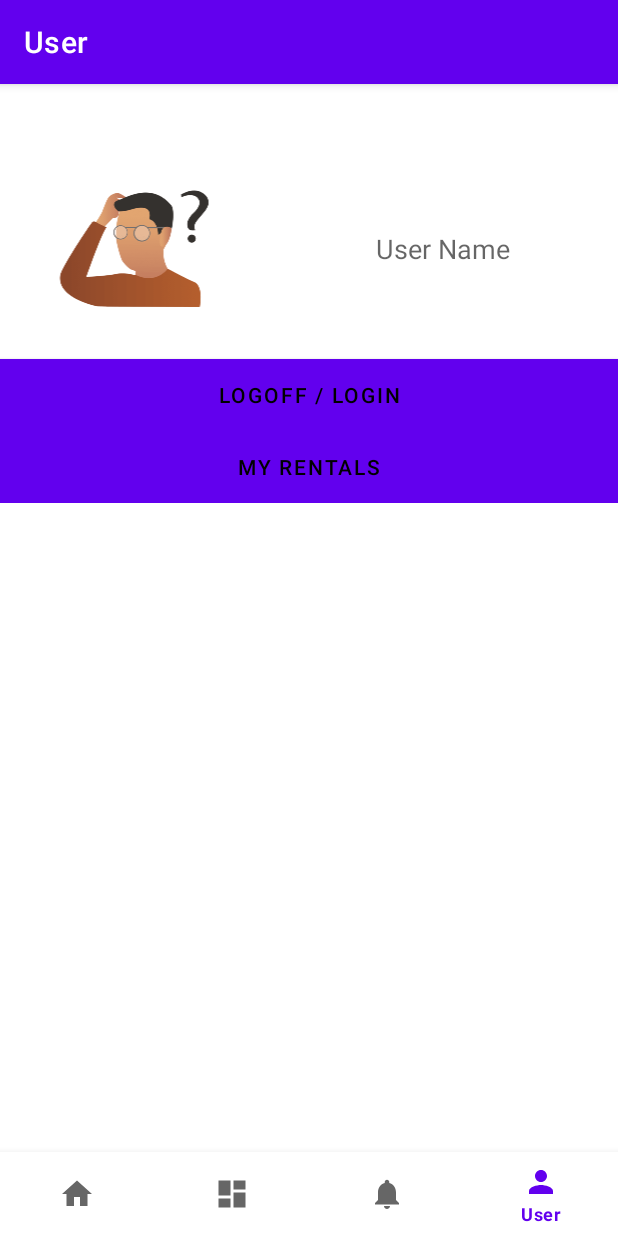
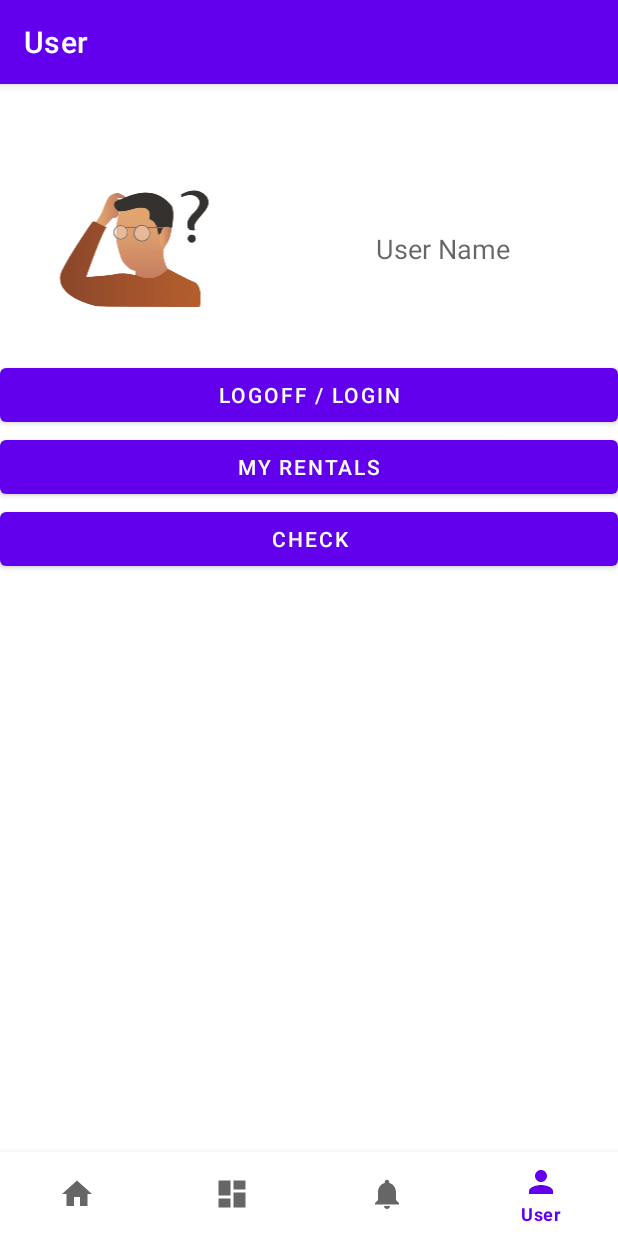
Before and after one commit to TommyLui/COMP4097-EstateRentalApp-Kotlin, an Android app: the screen it shows after launch (MainActivity), item 4 of the bottom bar chosen, on a phone screen of 412 x 824 dp. Run offline under Robolectric (Android 15) with nearby library versions, the phone set to English and light mode, and no system bars; our stand-ins replace navigation-ui.

Commit message:
login draft1

```diff
--- a/app/src/main/java/edu/hkbu/comp/comp4097/estaterentalapp/loginActivity.kt
+++ b/app/src/main/java/edu/hkbu/comp/comp4097/estaterentalapp/loginActivity.kt
@@ -1,18 +1,13 @@
 package edu.hkbu.comp.comp4097.estaterentalapp
 
+import android.content.Context
 import android.os.Bundle
-import android.util.Log
 import android.widget.EditText
+import android.widget.Toast
 import androidx.appcompat.app.AppCompatActivity
-import androidx.recyclerview.widget.RecyclerView
-import com.google.gson.Gson
-import com.google.gson.reflect.TypeToken
-import edu.hkbu.comp.comp4097.estaterentalapp.data.Houses
-import edu.hkbu.comp.comp4097.estaterentalapp.ui.Houses.HousesListRecyclerViewAdapter
+import androidx.fragment.app.Fragment
+import androidx.fragment.app.FragmentTransaction
 import kotlinx.android.synthetic.main.layout_login_page.*
-import kotlinx.coroutines.CoroutineScope
-import kotlinx.coroutines.Dispatchers
-import kotlinx.coroutines.launch
 
 
 class loginActivity : AppCompatActivity() {
@@ -27,10 +22,31 @@ class loginActivity : AppCompatActivity() {
             var passwordetext = findViewById(R.id.passwordetext) as EditText
 //            Toast.makeText(this, passwordetext.text, Toast.LENGTH_SHORT).show()
 
+            var sharedPreferences = getSharedPreferences("loginInfo", Context.MODE_PRIVATE)
 
+            sharedPreferences.edit()
+                .putString("account", loginetext.text.toString())
+                .putString("password", passwordetext.text.toString())
+                .putString("loginState", "logout")
+//                .putString("loginState", "login")
+                .apply()
+
+            Toast.makeText(this, (sharedPreferences.getString("account", "")), Toast.LENGTH_SHORT).show()
+//            Toast.makeText(this, (sharedPreferences.getString("password", "")), Toast.LENGTH_SHORT).show()
+//            Toast.makeText(this, (sharedPreferences.getString("loginState", "")), Toast.LENGTH_SHORT).show()
+
+//            Fragment currentFragment = getActivity().getFragmentManager().findFragmentById(R.id.fragment_container);
+//            if (currentFragment instanceof "NAME OF YOUR FRAGMENT CLASS") {
+//                FragmentTransaction fragTransaction =   (getActivity()).getFragmentManager().beginTransaction();
+//                fragTransaction.detach(currentFragment);
+//                fragTransaction.attach(currentFragment);
+//                fragTransaction.commit();}
+//              }
 
         }
     }
 
 
+
+
 }
--- a/app/src/main/java/edu/hkbu/comp/comp4097/estaterentalapp/userFragment.kt
+++ b/app/src/main/java/edu/hkbu/comp/comp4097/estaterentalapp/userFragment.kt
@@ -1,17 +1,18 @@
 package edu.hkbu.comp.comp4097.estaterentalapp
 
+import android.content.Context
 import android.content.Intent
+import android.os.Build
 import android.os.Bundle
-import android.util.Log
-import androidx.fragment.app.Fragment
 import android.view.LayoutInflater
 import android.view.View
 import android.view.ViewGroup
 import android.widget.Toast
-import android.widget.Toast.LENGTH_LONG
-import kotlinx.android.synthetic.main.layout_user_function.*
+import androidx.fragment.app.Fragment
+import androidx.fragment.app.FragmentTransaction
+import kotlinx.android.synthetic.main.layout_login_page.view.*
 import kotlinx.android.synthetic.main.layout_user_function.view.*
-import kotlin.math.log
+
 
 // TODO: Rename parameter arguments, choose names that match
 // the fragment initialization parameters, e.g. ARG_ITEM_NUMBER
@@ -31,21 +32,48 @@ class userFragment : Fragment() {
 
     }
 
-    lateinit var mView: View
+    lateinit var myView: View
+
     override fun onCreateView(
         inflater: LayoutInflater, container: ViewGroup?,
         savedInstanceState: Bundle?
     ): View? {
-        mView=inflater.inflate(R.layout.layout_user_function,container,false)
+        myView = inflater.inflate(R.layout.layout_user_function, container, false)
 
-        mView.loginPageBtn.setOnClickListener {
-//            Toast.makeText(activity, "You clicked me.", Toast.LENGTH_SHORT).show()
-//            val intent = Intent(activity, loginActivity::class.java)
-//            activity.startActivity(intent)
-            val intent = Intent (getActivity(), loginActivity::class.java)
+        myView.loginPageBtn.setOnClickListener {
+            val intent = Intent(getActivity(), loginActivity::class.java)
             getActivity()?.startActivity(intent)
         }
 
-        return mView
+        val sharedPreferences = this.requireActivity().getSharedPreferences("loginInfo", Context.MODE_PRIVATE)
+        var account = sharedPreferences.getString("account", "")
+        var password = sharedPreferences.getString("password", "")
+        var loginState = sharedPreferences.getString("loginState", "")
+
+        myView.debugbtn.setOnClickListener {
+            Toast.makeText(getActivity(), loginState.toString(), Toast.LENGTH_SHORT).show()
+        }
+
+        return myView
     }
+
+    override fun onResume(){
+        super.onResume()
+
+        val sharedPreferences = this.requireActivity().getSharedPreferences("loginInfo", Context.MODE_PRIVATE)
+        var account = sharedPreferences.getString("account", "")
+        var password = sharedPreferences.getString("password", "")
+        var loginState = sharedPreferences.getString("loginState", "")
+
+        if (loginState == "logout"){
+            myView.userIcon.setImageResource(R.mipmap.man_foreground);
+            myView.userName.setText("User Name")
+        }
+        else if (loginState == "login"){
+            myView.userIcon.setImageResource(R.drawable.ic_baseline_perm_identity_24);
+            myView.userName.setText("logined name")
+        }
+    }
+
+
 }
--- /dev/null
+++ b/app/src/main/res/drawable/ic_baseline_perm_identity_24.xml
@@ -0,0 +1,10 @@
+<vector xmlns:android="http://schemas.android.com/apk/res/android"
+    android:width="24dp"
+    android:height="24dp"
+    android:viewportWidth="24"
+    android:viewportHeight="24"
+    android:tint="?attr/colorControlNormal">
+  <path
+      android:fillColor="@android:color/white"
+      android:pathData="M12,5.9c1.16,0 2.1,0.94 2.1,2.1s-0.94,2.1 -2.1,2.1S9.9,9.16 9.9,8s0.94,-2.1 2.1,-2.1m0,9c2.97,0 6.1,1.46 6.1,2.1v1.1L5.9,18.1L5.9,17c0,-0.64 3.13,-2.1 6.1,-2.1M12,4C9.79,4 8,5.79 8,8s1.79,4 4,4 4,-1.79 4,-4 -1.79,-4 -4,-4zM12,13c-2.67,0 -8,1.34 -8,4v3h16v-3c0,-2.66 -5.33,-4 -8,-4z"/>
+</vector>
--- a/app/src/main/res/layout/fragment_user.xml
+++ b/app/src/main/res/layout/fragment_user.xml
@@ -5,10 +5,5 @@
     android:layout_height="match_parent"
     tools:context=".userFragment">
 
-    <!-- TODO: Update blank fragment layout -->
-    <TextView
-        android:layout_width="match_parent"
-        android:layout_height="match_parent"
-        android:text="@string/hello_blank_fragment" />
 
 </FrameLayout>
--- a/app/src/main/res/layout/layout_login_page.xml
+++ b/app/src/main/res/layout/layout_login_page.xml
@@ -51,6 +51,7 @@
             app:layout_constraintStart_toStartOf="parent"
             app:layout_constraintTop_toBottomOf="@+id/passwordetext"
             app:layout_constraintVertical_bias="0.0" />
+
     </androidx.constraintlayout.widget.ConstraintLayout>
 
 </LinearLayout>
--- a/app/src/main/res/layout/layout_user_function.xml
+++ b/app/src/main/res/layout/layout_user_function.xml
@@ -13,14 +13,14 @@
         android:orientation="horizontal">
 
         <ImageView
-            android:id="@+id/imageView"
+            android:id="@+id/userIcon"
             android:layout_width="wrap_content"
             android:layout_height="wrap_content"
             android:layout_weight="0.4"
             app:srcCompat="@mipmap/man_foreground" />
 
         <TextView
-            android:id="@+id/textView5"
+            android:id="@+id/userName"
             android:layout_width="wrap_content"
             android:layout_height="fill_parent"
             android:layout_weight="0.8"
@@ -39,16 +39,19 @@
         android:id="@+id/loginPageBtn"
         android:layout_width="match_parent"
         android:layout_height="wrap_content"
-        android:background="@color/cardview_light_background"
-        android:text="Logoff / Login"
-        android:textColor="@android:color/black" />
+        android:text="Logoff / Login"/>
 
     <Button
         android:id="@+id/rentalsBtn"
         android:layout_width="match_parent"
         android:layout_height="wrap_content"
-        android:background="@android:color/white"
-        android:textColor="@android:color/black"
         android:text="My Rentals" />
 
+    <Button
+        android:id="@+id/debugbtn"
+        android:layout_width="match_parent"
+        android:layout_height="wrap_content"
+        android:layout_weight="0.4"
+        android:text="check" />
+
 </LinearLayout>
--- a/app/src/main/res/navigation/mobile_navigation.xml
+++ b/app/src/main/res/navigation/mobile_navigation.xml
@@ -3,20 +3,13 @@
     xmlns:app="http://schemas.android.com/apk/res-auto"
     xmlns:tools="http://schemas.android.com/tools"
     android:id="@+id/mobile_navigation"
-    app:startDestination="@+id/navigation_home">
-
-    <fragment
-        android:id="@+id/navigation_home"
-        android:name="edu.hkbu.comp.comp4097.estaterentalapp.ui.Houses.HousesFragment"
-        android:label="@string/title_home"
-        tools:layout="@layout/fragment_home" />
+    app:startDestination="@+id/userFragment">
 
     <fragment
         android:id="@+id/navigation_dashboard"
         android:name="edu.hkbu.comp.comp4097.estaterentalapp.ui.dashboard.DashboardFragment"
         android:label="@string/title_dashboard"
         tools:layout="@layout/fragment_dashboard" />
-
     <fragment
         android:id="@+id/navigation_notifications"
         android:name="edu.hkbu.comp.comp4097.estaterentalapp.ui.notifications.NotificationsFragment"
```
